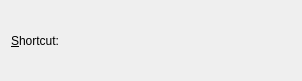
KDE/khotkeys, file kcm_hotkeys/triggers/shortcut_trigger_widget.ui: the form before one commit.
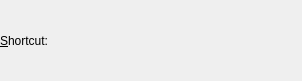
The form after the commit. Custom widgets are drawn as their Qt base class.

Commit message: Try to remove some double margins. I hope it is now better than before ... i'm not sure :-)

The edit to the form file:
```diff
--- a/kcm_hotkeys/triggers/shortcut_trigger_widget.ui
+++ b/kcm_hotkeys/triggers/shortcut_trigger_widget.ui
@@ -9,9 +9,10 @@
     <height>81</height>
    </rect>
   </property>
-  <layout class="QHBoxLayout" name="horizontalLayout" >
-   <item>
     <layout class="QGridLayout" name="gridLayout" >
+   <property name="margin" >
+    <number>0</number>
+   </property>
      <item row="0" column="0" >
       <widget class="QLabel" name="shortcut_label" >
        <property name="text" >
@@ -40,8 +41,6 @@
         </size>
        </property>
       </spacer>
-     </item>
-    </layout>
    </item>
   </layout>
  </widget>
```
Lines whose indentation alone changed are shown as unchanged. The commit also changes 8 other files.
